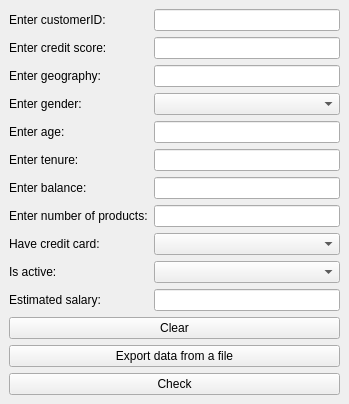
The window that ui/churn_predict.ui (AkanshGrover/Customer-Churn-Prediction) describes before a commit, drawn with Qt 5.
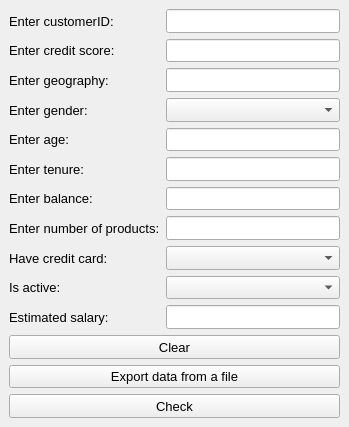
The same window after the commit.

```diff
--- a/ui/churn_predict.ui
+++ b/ui/churn_predict.ui
@@ -7,7 +7,7 @@
     <x>0</x>
     <y>0</y>
     <width>349</width>
-    <height>399</height>
+    <height>427</height>
    </rect>
   </property>
   <property name="windowTitle">
@@ -17,6 +17,17 @@
    <layout class="QGridLayout" name="gridLayout">
     <item row="1" column="0">
      <widget class="QLabel" name="label_2">
+      <property name="sizePolicy">
+       <sizepolicy hsizetype="Preferred" vsizetype="Minimum">
+        <horstretch>0</horstretch>
+        <verstretch>0</verstretch>
+       </sizepolicy>
+      </property>
+      <property name="font">
+       <font>
+        <pointsize>10</pointsize>
+       </font>
+      </property>
       <property name="text">
        <string>Enter credit score:</string>
       </property>
@@ -24,6 +35,17 @@
     </item>
     <item row="8" column="1">
      <widget class="QComboBox" name="haveccard">
+      <property name="sizePolicy">
+       <sizepolicy hsizetype="Preferred" vsizetype="Minimum">
+        <horstretch>0</horstretch>
+        <verstretch>0</verstretch>
+       </sizepolicy>
+      </property>
+      <property name="font">
+       <font>
+        <pointsize>10</pointsize>
+       </font>
+      </property>
       <property name="currentIndex">
        <number>-1</number>
       </property>
@@ -43,10 +65,33 @@
      </widget>
     </item>
     <item row="10" column="1">
-     <widget class="QLineEdit" name="esalary"/>
+     <widget class="QLineEdit" name="esalary">
+      <property name="sizePolicy">
+       <sizepolicy hsizetype="Expanding" vsizetype="Minimum">
+        <horstretch>0</horstretch>
+        <verstretch>0</verstretch>
+       </sizepolicy>
+      </property>
+      <property name="font">
+       <font>
+        <pointsize>10</pointsize>
+       </font>
+      </property>
+     </widget>
     </item>
     <item row="0" column="0">
      <widget class="QLabel" name="label">
+      <property name="sizePolicy">
+       <sizepolicy hsizetype="Preferred" vsizetype="Minimum">
+        <horstretch>0</horstretch>
+        <verstretch>0</verstretch>
+       </sizepolicy>
+      </property>
+      <property name="font">
+       <font>
+        <pointsize>10</pointsize>
+       </font>
+      </property>
       <property name="text">
        <string>Enter customerID:</string>
       </property>
@@ -54,16 +99,50 @@
     </item>
     <item row="2" column="0">
      <widget class="QLabel" name="label_3">
+      <property name="sizePolicy">
+       <sizepolicy hsizetype="Preferred" vsizetype="Minimum">
+        <horstretch>0</horstretch>
+        <verstretch>0</verstretch>
+       </sizepolicy>
+      </property>
+      <property name="font">
+       <font>
+        <pointsize>10</pointsize>
+       </font>
+      </property>
       <property name="text">
        <string>Enter geography:</string>
       </property>
      </widget>
     </item>
     <item row="6" column="1">
-     <widget class="QLineEdit" name="balance"/>
+     <widget class="QLineEdit" name="balance">
+      <property name="sizePolicy">
+       <sizepolicy hsizetype="Expanding" vsizetype="Minimum">
+        <horstretch>0</horstretch>
+        <verstretch>0</verstretch>
+       </sizepolicy>
+      </property>
+      <property name="font">
+       <font>
+        <pointsize>10</pointsize>
+       </font>
+      </property>
+     </widget>
     </item>
     <item row="9" column="0">
      <widget class="QLabel" name="label_10">
+      <property name="sizePolicy">
+       <sizepolicy hsizetype="Preferred" vsizetype="Minimum">
+        <horstretch>0</horstretch>
+        <verstretch>0</verstretch>
+       </sizepolicy>
+      </property>
+      <property name="font">
+       <font>
+        <pointsize>10</pointsize>
+       </font>
+      </property>
       <property name="text">
        <string>Is active:</string>
       </property>
@@ -71,22 +150,80 @@
     </item>
     <item row="8" column="0">
      <widget class="QLabel" name="label_9">
+      <property name="sizePolicy">
+       <sizepolicy hsizetype="Preferred" vsizetype="Minimum">
+        <horstretch>0</horstretch>
+        <verstretch>0</verstretch>
+       </sizepolicy>
+      </property>
+      <property name="font">
+       <font>
+        <pointsize>10</pointsize>
+       </font>
+      </property>
       <property name="text">
        <string>Have credit card:</string>
       </property>
      </widget>
     </item>
     <item row="1" column="1">
-     <widget class="QLineEdit" name="credit_score"/>
+     <widget class="QLineEdit" name="credit_score">
+      <property name="sizePolicy">
+       <sizepolicy hsizetype="Expanding" vsizetype="Minimum">
+        <horstretch>0</horstretch>
+        <verstretch>0</verstretch>
+       </sizepolicy>
+      </property>
+      <property name="font">
+       <font>
+        <pointsize>10</pointsize>
+       </font>
+      </property>
+     </widget>
     </item>
     <item row="0" column="1">
-     <widget class="QLineEdit" name="id"/>
+     <widget class="QLineEdit" name="id">
+      <property name="sizePolicy">
+       <sizepolicy hsizetype="Expanding" vsizetype="Minimum">
+        <horstretch>0</horstretch>
+        <verstretch>0</verstretch>
+       </sizepolicy>
+      </property>
+      <property name="font">
+       <font>
+        <pointsize>10</pointsize>
+       </font>
+      </property>
+     </widget>
     </item>
     <item row="2" column="1">
-     <widget class="QLineEdit" name="geo"/>
+     <widget class="QLineEdit" name="geo">
+      <property name="sizePolicy">
+       <sizepolicy hsizetype="Expanding" vsizetype="Minimum">
+        <horstretch>0</horstretch>
+        <verstretch>0</verstretch>
+       </sizepolicy>
+      </property>
+      <property name="font">
+       <font>
+        <pointsize>10</pointsize>
+       </font>
+      </property>
+     </widget>
     </item>
     <item row="13" column="0" colspan="2">
      <widget class="QPushButton" name="check_btn">
+      <property name="sizePolicy">
+       <sizepolicy hsizetype="Minimum" vsizetype="Minimum">
+        <horstretch>0</horstretch>
+        <verstretch>0</verstretch>
+       </sizepolicy>
+      </property>
+      <property name="font">
+       <font>
+        <pointsize>10</pointsize>
+       </font>
+      </property>
       <property name="text">
        <string>Check</string>
       </property>
@@ -94,6 +231,17 @@
     </item>
     <item row="10" column="0">
      <widget class="QLabel" name="label_11">
+      <property name="sizePolicy">
+       <sizepolicy hsizetype="Preferred" vsizetype="Minimum">
+        <horstretch>0</horstretch>
+        <verstretch>0</verstretch>
+       </sizepolicy>
+      </property>
+      <property name="font">
+       <font>
+        <pointsize>10</pointsize>
+       </font>
+      </property>
       <property name="text">
        <string>Estimated salary:</string>
       </property>
@@ -101,6 +249,17 @@
     </item>
     <item row="3" column="1">
      <widget class="QComboBox" name="gender">
+      <property name="sizePolicy">
+       <sizepolicy hsizetype="Preferred" vsizetype="Minimum">
+        <horstretch>0</horstretch>
+        <verstretch>0</verstretch>
+       </sizepolicy>
+      </property>
+      <property name="font">
+       <font>
+        <pointsize>10</pointsize>
+       </font>
+      </property>
       <property name="currentIndex">
        <number>-1</number>
       </property>
@@ -120,10 +279,33 @@
      </widget>
     </item>
     <item row="7" column="1">
-     <widget class="QLineEdit" name="no_products"/>
+     <widget class="QLineEdit" name="no_products">
+      <property name="sizePolicy">
+       <sizepolicy hsizetype="Expanding" vsizetype="Minimum">
+        <horstretch>0</horstretch>
+        <verstretch>0</verstretch>
+       </sizepolicy>
+      </property>
+      <property name="font">
+       <font>
+        <pointsize>10</pointsize>
+       </font>
+      </property>
+     </widget>
     </item>
     <item row="5" column="0">
      <widget class="QLabel" name="label_6">
+      <property name="sizePolicy">
+       <sizepolicy hsizetype="Preferred" vsizetype="Minimum">
+        <horstretch>0</horstretch>
+        <verstretch>0</verstretch>
+       </sizepolicy>
+      </property>
+      <property name="font">
+       <font>
+        <pointsize>10</pointsize>
+       </font>
+      </property>
       <property name="text">
        <string>Enter tenure:</string>
       </property>
@@ -131,16 +313,50 @@
     </item>
     <item row="12" column="0" colspan="2">
      <widget class="QPushButton" name="export_btn">
+      <property name="sizePolicy">
+       <sizepolicy hsizetype="Minimum" vsizetype="Minimum">
+        <horstretch>0</horstretch>
+        <verstretch>0</verstretch>
+       </sizepolicy>
+      </property>
+      <property name="font">
+       <font>
+        <pointsize>10</pointsize>
+       </font>
+      </property>
       <property name="text">
        <string>Export data from a file</string>
       </property>
      </widget>
     </item>
     <item row="4" column="1">
-     <widget class="QLineEdit" name="age"/>
+     <widget class="QLineEdit" name="age">
+      <property name="sizePolicy">
+       <sizepolicy hsizetype="Expanding" vsizetype="Minimum">
+        <horstretch>0</horstretch>
+        <verstretch>0</verstretch>
+       </sizepolicy>
+      </property>
+      <property name="font">
+       <font>
+        <pointsize>10</pointsize>
+       </font>
+      </property>
+     </widget>
     </item>
     <item row="4" column="0">
      <widget class="QLabel" name="label_5">
+      <property name="sizePolicy">
+       <sizepolicy hsizetype="Preferred" vsizetype="Minimum">
+        <horstretch>0</horstretch>
+        <verstretch>0</verstretch>
+       </sizepolicy>
+      </property>
+      <property name="font">
+       <font>
+        <pointsize>10</pointsize>
+       </font>
+      </property>
       <property name="text">
        <string>Enter age:</string>
       </property>
@@ -148,6 +364,17 @@
     </item>
     <item row="7" column="0">
      <widget class="QLabel" name="label_8">
+      <property name="sizePolicy">
+       <sizepolicy hsizetype="Preferred" vsizetype="Minimum">
+        <horstretch>0</horstretch>
+        <verstretch>0</verstretch>
+       </sizepolicy>
+      </property>
+      <property name="font">
+       <font>
+        <pointsize>10</pointsize>
+       </font>
+      </property>
       <property name="text">
        <string>Enter number of products:</string>
       </property>
@@ -155,16 +382,50 @@
     </item>
     <item row="3" column="0">
      <widget class="QLabel" name="label_4">
+      <property name="sizePolicy">
+       <sizepolicy hsizetype="Preferred" vsizetype="Minimum">
+        <horstretch>0</horstretch>
+        <verstretch>0</verstretch>
+       </sizepolicy>
+      </property>
+      <property name="font">
+       <font>
+        <pointsize>10</pointsize>
+       </font>
+      </property>
       <property name="text">
        <string>Enter gender:</string>
       </property>
      </widget>
     </item>
     <item row="5" column="1">
-     <widget class="QLineEdit" name="tenure"/>
+     <widget class="QLineEdit" name="tenure">
+      <property name="sizePolicy">
+       <sizepolicy hsizetype="Expanding" vsizetype="Minimum">
+        <horstretch>0</horstretch>
+        <verstretch>0</verstretch>
+       </sizepolicy>
+      </property>
+      <property name="font">
+       <font>
+        <pointsize>10</pointsize>
+       </font>
+      </property>
+     </widget>
     </item>
     <item row="9" column="1">
      <widget class="QComboBox" name="isactive">
+      <property name="sizePolicy">
+       <sizepolicy hsizetype="Preferred" vsizetype="Minimum">
+        <horstretch>0</horstretch>
+        <verstretch>0</verstretch>
+       </sizepolicy>
+      </property>
+      <property name="font">
+       <font>
+        <pointsize>10</pointsize>
+       </font>
+      </property>
       <property name="currentIndex">
        <number>-1</number>
       </property>
@@ -185,6 +446,17 @@
     </item>
     <item row="6" column="0">
      <widget class="QLabel" name="label_7">
+      <property name="sizePolicy">
+       <sizepolicy hsizetype="Preferred" vsizetype="Minimum">
+        <horstretch>0</horstretch>
+        <verstretch>0</verstretch>
+       </sizepolicy>
+      </property>
+      <property name="font">
+       <font>
+        <pointsize>10</pointsize>
+       </font>
+      </property>
       <property name="text">
        <string>Enter balance:</string>
       </property>
@@ -192,6 +464,17 @@
     </item>
     <item row="11" column="0" colspan="2">
      <widget class="QPushButton" name="clear_btn">
+      <property name="sizePolicy">
+       <sizepolicy hsizetype="Minimum" vsizetype="Minimum">
+        <horstretch>0</horstretch>
+        <verstretch>0</verstretch>
+       </sizepolicy>
+      </property>
+      <property name="font">
+       <font>
+        <pointsize>10</pointsize>
+       </font>
+      </property>
       <property name="text">
        <string>Clear</string>
       </property>
```
